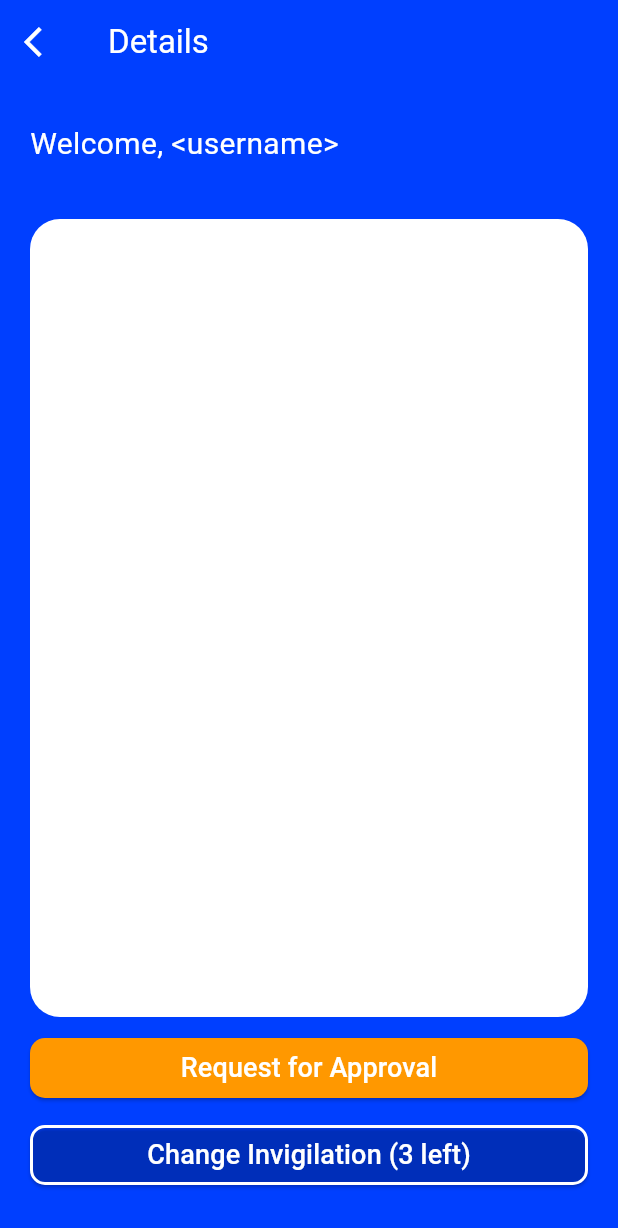
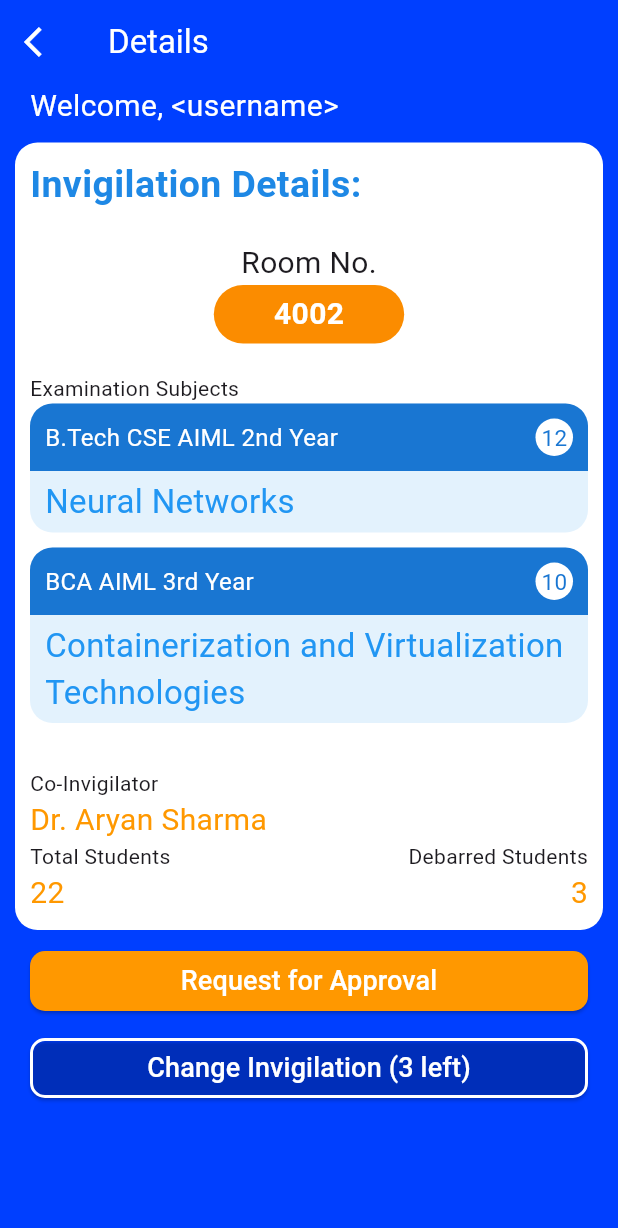
Before and after one commit to aniruddh622003/upes_parikshamitr_teacher_frontend, a Flutter app: the InvigilationDetails screen opened directly, on a phone screen of 412 x 824 dp. Shown: the top 1228 px of the screen. Run offline on Flutter 3.47's test engine with Material 3 defaults, Android fonts, the phone set to English and light mode, and no system bars; missing offline and left inert: qr_code_scanner.

Commit message:
Made design for Invigilation Details card (hardcoded)

```diff
--- a/lib/main.dart
+++ b/lib/main.dart
@@ -1,7 +1,6 @@
 import 'package:flutter/material.dart';
 import 'package:upes_parikshamitr_teacher_frontend/pages/dashboard.dart';
-import 'package:upes_parikshamitr_teacher_frontend/pages/placeholder.dart';
-import 'package:upes_parikshamitr_teacher_frontend/pages/resizeable_containers.dart';
+import 'package:upes_parikshamitr_teacher_frontend/pages/invigilation_details_card.dart';
 
 void main() {
   runApp(const MyApp());
--- a/lib/pages/dashboard.dart
+++ b/lib/pages/dashboard.dart
@@ -1,5 +1,4 @@
 import 'package:flutter/material.dart';
-import 'package:intl/intl.dart';
 import 'package:upes_parikshamitr_teacher_frontend/pages/resizeable_containers.dart';
 import 'package:upes_parikshamitr_teacher_frontend/pages/start_invigilation.dart';
 
--- a/lib/pages/invigilation_details.dart
+++ b/lib/pages/invigilation_details.dart
@@ -1,4 +1,5 @@
 import 'package:flutter/material.dart';
+import 'package:upes_parikshamitr_teacher_frontend/pages/invigilation_details_card.dart';
 
 class InvigilationDetails extends StatelessWidget {
   const InvigilationDetails({super.key});
@@ -6,10 +7,7 @@ class InvigilationDetails extends StatelessWidget {
   @override
   Widget build(BuildContext context) {
     return Scaffold(
-        backgroundColor: Theme.of(context).primaryColor,
-        body: Column(
-          children: [
-            AppBar(
+        appBar: AppBar(
           title: const Text(
             'Details',
             style: TextStyle(
@@ -25,9 +23,11 @@ class InvigilationDetails extends StatelessWidget {
             },
           ),
         ),
+        backgroundColor: Theme.of(context).primaryColor,
+        body: ListView(
+          children: [
             Container(
-              padding: const EdgeInsets.all(20),
-              height: 80,
+              padding: const EdgeInsets.symmetric(horizontal: 20),
               child: const Align(
                 alignment: Alignment.centerLeft,
                 child: Text(
@@ -39,14 +39,7 @@ class InvigilationDetails extends StatelessWidget {
                 ),
               ),
             ),
-            Expanded(
-                child: Container(
-              decoration: BoxDecoration(
-                color: Colors.white,
-                borderRadius: BorderRadius.circular(20),
-              ),
-              margin: const EdgeInsets.symmetric(horizontal: 20, vertical: 10),
-            )),
+            const InvigilationDetailsCard(),
             Container(
               margin: const EdgeInsets.only(bottom: 10, left: 20, right: 20),
               width: MediaQuery.of(context).size.width * 1,
--- /dev/null
+++ b/lib/pages/invigilation_details_card.dart
@@ -0,0 +1,192 @@
+import 'package:flutter/material.dart';
+
+class InvigilationDetailsCard extends StatelessWidget {
+  const InvigilationDetailsCard({super.key});
+
+  @override
+  Widget build(BuildContext context) {
+    return Container(
+      margin: const EdgeInsets.symmetric(horizontal: 10, vertical: 10),
+      padding: const EdgeInsets.symmetric(horizontal: 10, vertical: 10),
+      decoration: BoxDecoration(
+        borderRadius: BorderRadius.circular(15),
+        color: Colors.white,
+      ),
+      child: Column(
+        crossAxisAlignment: CrossAxisAlignment.start,
+        children: [
+          Text('Invigilation Details:',
+              style: TextStyle(
+                  fontSize: 25,
+                  fontWeight: FontWeight.bold,
+                  color: Colors.blue[600])),
+          const SizedBox(height: 20),
+          const Center(child: Text('Room No.', style: TextStyle(fontSize: 20))),
+          Center(
+            child: Container(
+              padding: const EdgeInsets.symmetric(horizontal: 40, vertical: 5),
+              decoration: BoxDecoration(
+                color: Colors.orange[600],
+                borderRadius: BorderRadius.circular(30),
+              ),
+              child: const Text(
+                '4002',
+                style: TextStyle(
+                  color: Colors.white,
+                  fontWeight: FontWeight.bold,
+                  fontSize: 20,
+                ),
+              ),
+            ),
+          ),
+          const SizedBox(height: 20),
+          const Text('Examination Subjects'),
+          Container(
+            margin: const EdgeInsets.only(bottom: 10),
+            decoration: BoxDecoration(
+              borderRadius: BorderRadius.circular(15),
+              color: Colors.blue[50],
+            ),
+            child: Column(
+              crossAxisAlignment: CrossAxisAlignment.start,
+              children: [
+                Container(
+                  padding:
+                      const EdgeInsets.symmetric(horizontal: 10, vertical: 10),
+                  decoration: BoxDecoration(
+                    borderRadius: const BorderRadius.vertical(
+                      top: Radius.circular(15),
+                    ),
+                    color: Colors.blue[700],
+                  ),
+                  child: Row(
+                    mainAxisAlignment: MainAxisAlignment.spaceBetween,
+                    children: [
+                      const Text(
+                        'B.Tech CSE AIML 2nd Year',
+                        style: TextStyle(color: Colors.white, fontSize: 16),
+                      ),
+                      Container(
+                        width: 25,
+                        height: 25,
+                        decoration: const BoxDecoration(
+                          color: Colors.white,
+                          shape: BoxShape.circle,
+                        ),
+                        child: Center(
+                          child: Text(
+                            '12',
+                            style: TextStyle(
+                              color: Colors.blue[700],
+                              fontSize: 15,
+                            ),
+                          ),
+                        ),
+                      )
+                    ],
+                  ),
+                ),
+                Container(
+                  padding:
+                      const EdgeInsets.symmetric(horizontal: 10, vertical: 5),
+                  child: Text('Neural Networks',
+                      style: TextStyle(
+                        color: Colors.blue[500],
+                        fontSize: 22,
+                      )),
+                ),
+              ],
+            ),
+          ),
+          Container(
+            margin: const EdgeInsets.only(bottom: 10),
+            decoration: BoxDecoration(
+              borderRadius: BorderRadius.circular(15),
+              color: Colors.blue[50],
+            ),
+            child: Column(
+              crossAxisAlignment: CrossAxisAlignment.start,
+              children: [
+                Container(
+                  padding:
+                      const EdgeInsets.symmetric(horizontal: 10, vertical: 10),
+                  decoration: BoxDecoration(
+                    borderRadius: const BorderRadius.vertical(
+                      top: Radius.circular(15),
+                    ),
+                    color: Colors.blue[700],
+                  ),
+                  child: Row(
+                    mainAxisAlignment: MainAxisAlignment.spaceBetween,
+                    children: [
+                      const Text(
+                        'BCA AIML 3rd Year',
+                        style: TextStyle(color: Colors.white, fontSize: 16),
+                      ),
+                      Container(
+                        width: 25,
+                        height: 25,
+                        decoration: const BoxDecoration(
+                          color: Colors.white,
+                          shape: BoxShape.circle,
+                        ),
+                        child: Center(
+                          child: Text(
+                            '10',
+                            style: TextStyle(
+                              color: Colors.blue[700],
+                              fontSize: 15,
+                            ),
+                          ),
+                        ),
+                      )
+                    ],
+                  ),
+                ),
+                Container(
+                  padding:
+                      const EdgeInsets.symmetric(horizontal: 10, vertical: 5),
+                  child:
+                      Text('Containerization and Virtualization Technologies',
+                          style: TextStyle(
+                            color: Colors.blue[500],
+                            fontSize: 22,
+                          )),
+                ),
+              ],
+            ),
+          ),
+          const SizedBox(height: 20),
+          const Text('Co-Invigilator'),
+          Text('Dr. Aryan Sharma',
+              style: TextStyle(
+                fontSize: 20,
+                color: Colors.orange[500],
+              )),
+          const Row(
+            mainAxisAlignment: MainAxisAlignment.spaceBetween,
+            children: [
+              Text('Total Students'),
+              Text('Debarred Students'),
+            ],
+          ),
+          Row(
+            mainAxisAlignment: MainAxisAlignment.spaceBetween,
+            children: [
+              Text('22',
+                  style: TextStyle(
+                    fontSize: 20,
+                    color: Colors.orange[500],
+                  )),
+              Text('3',
+                  style: TextStyle(
+                    fontSize: 20,
+                    color: Colors.orange[500],
+                  )),
+            ],
+          ),
+        ],
+      ),
+    );
+  }
+}
```
Lines whose indentation alone changed are shown as unchanged.
